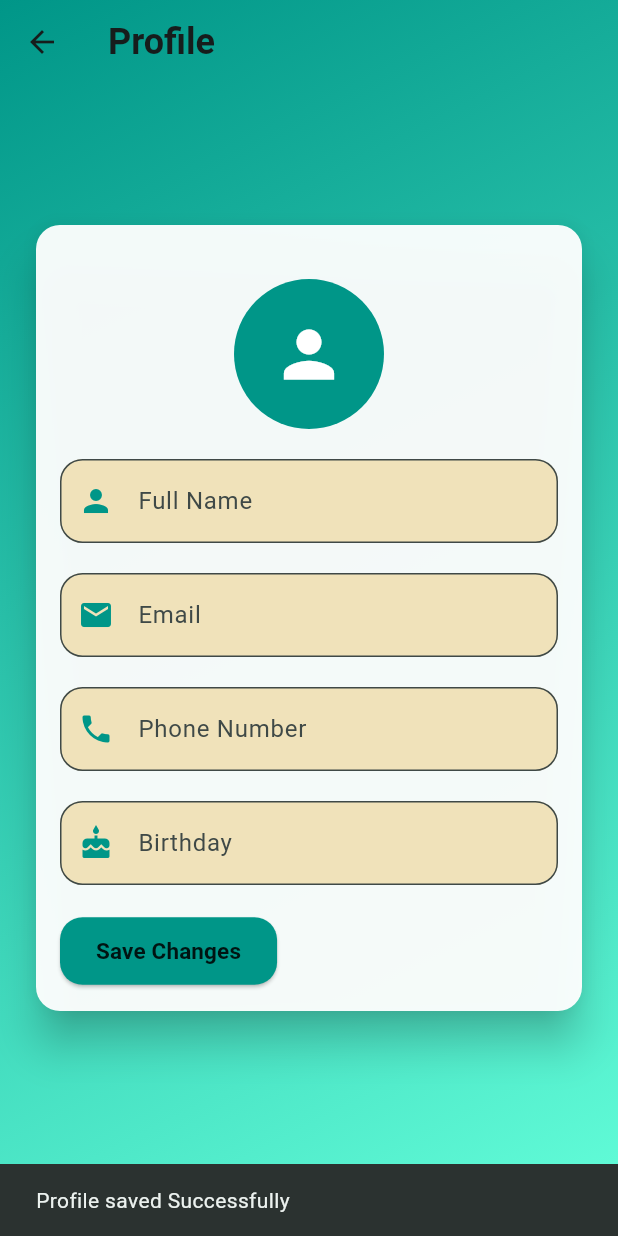
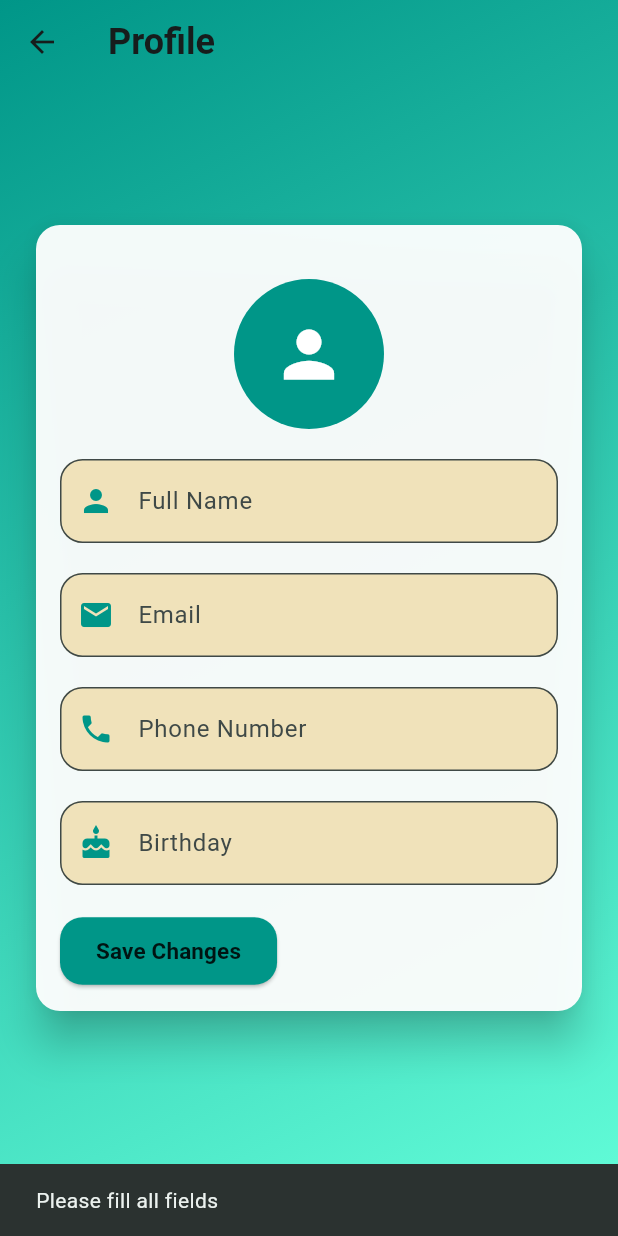
Before and after one commit to DuminduMalinga/first_project, a Flutter app: the ProfileScreen screen opened directly, after a tap on "Save Changes", on a phone screen of 412 x 824 dp. Run offline on Flutter 3.47's test engine with Material 3 defaults, Android fonts, the phone set to English and light mode, and no system bars; our stand-ins replace firebase_core, font_awesome_flutter, google_fonts, image_picker; accounts and stored records are empty.

```diff
--- a/lib/screens/Profile_screen.dart
+++ b/lib/screens/Profile_screen.dart
@@ -46,6 +46,21 @@ class _ProfileScreenState extends State<ProfileScreen>
   }
 
   void _saveChanges() {
+    final name = _nameController.text.trim();
+    final email = _emailController.text.trim();
+    final phoneNumber = _phoneController.text.trim();
+    final birthdate = _birthdayController.text.trim();
+
+    if (name.isEmpty ||
+        email.isEmpty ||
+        phoneNumber.isEmpty ||
+        birthdate.isEmpty) {
+      ScaffoldMessenger.of(
+        context,
+      ).showSnackBar(SnackBar(content: Text('Please fill all fields')));
+      return;
+    }
+
     ScaffoldMessenger.of(
       context,
     ).showSnackBar(const SnackBar(content: Text('Profile saved Successfully')));
```
Also changed, not shown: lib/screens/Dashboard_screen.dart (+12 -0 lines), 1 other file.
